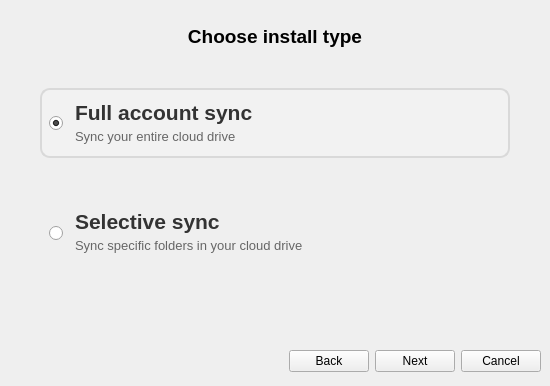
Old version of the form Source/MEGASync/gui/SetupWizard.ui in the repository meganz/MEGAsync.
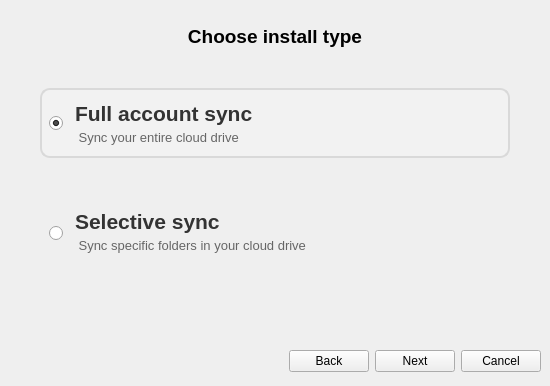
New version of the form. The open tabs and pages were chosen to show the change. Icons and pictures are not drawn.

Commit message: Fixed translation problems with the new design

Patch:
```diff
--- a/Source/MEGASync/gui/SetupWizard.ui
+++ b/Source/MEGASync/gui/SetupWizard.ui
@@ -54,7 +54,18 @@
 	background: transparent;
 }
 
+#lTypicalDesc, #lAdvancedDesc
+{
+	font-size:10pt; 
+	color:#666666;
+}
 
+#lTypicalHeader, #lAdvancedHeader
+{
+	font-size:16pt; 
+	font-weight:600; 
+	color:#333333;
+}
 
 </string>
   </property>
@@ -586,14 +597,17 @@
               <number>0</number>
              </property>
              <item>
-              <widget class="QLabel" name="label_4">
+              <widget class="QLabel" name="lTypicalHeader">
+               <property name="styleSheet">
+                <string notr="true"/>
+               </property>
                <property name="text">
-                <string>&lt;html&gt;&lt;head/&gt;&lt;body&gt;&lt;p&gt;&lt;span style=&quot; font-size:16pt; font-weight:600; color:#333333;&quot;&gt;Full account sync&lt;/span&gt;&lt;/p&gt;&lt;/body&gt;&lt;/html&gt;</string>
+                <string>Full account sync</string>
                </property>
               </widget>
              </item>
              <item>
-              <widget class="QLabel" name="lTypical">
+              <widget class="QLabel" name="lTypicalDesc">
                <property name="maximumSize">
                 <size>
                  <width>16777215</width>
@@ -609,7 +623,7 @@
                 <string notr="true"/>
                </property>
                <property name="text">
-                <string>&lt;html&gt;&lt;head/&gt;&lt;body&gt;&lt;p&gt;&lt;span style=&quot; font-size:10pt; color:#666666;&quot;&gt;Sync your entire cloud drive&lt;/span&gt;&lt;/p&gt;&lt;/body&gt;&lt;/html&gt;</string>
+                <string> Sync your entire cloud drive</string>
                </property>
                <property name="alignment">
                 <set>Qt::AlignLeading|Qt::AlignLeft|Qt::AlignVCenter</set>
@@ -695,7 +709,7 @@
               <number>0</number>
              </property>
              <item>
-              <widget class="QLabel" name="lAdvanced">
+              <widget class="QLabel" name="lAdvancedHeader">
                <property name="minimumSize">
                 <size>
                  <width>0</width>
@@ -710,20 +724,16 @@
                </property>
                <property name="font">
                 <font>
-                 <pointsize>10</pointsize>
-                 <weight>50</weight>
-                 <bold>false</bold>
+                 <pointsize>16</pointsize>
+                 <weight>75</weight>
+                 <bold>true</bold>
                 </font>
                </property>
                <property name="styleSheet">
                 <string notr="true"/>
                </property>
                <property name="text">
-                <string>&lt;!DOCTYPE HTML PUBLIC &quot;-//W3C//DTD HTML 4.0//EN&quot; &quot;http://www.w3.org/TR/REC-html40/strict.dtd&quot;&gt;
-&lt;html&gt;&lt;head&gt;&lt;meta name=&quot;qrichtext&quot; content=&quot;1&quot; /&gt;&lt;style type=&quot;text/css&quot;&gt;
-p, li { white-space: pre-wrap; }
-&lt;/style&gt;&lt;/head&gt;&lt;body style=&quot; font-family:'MS Shell Dlg 2'; font-size:8pt; font-weight:400; font-style:normal;&quot;&gt;
-&lt;p style=&quot; margin-top:12px; margin-bottom:12px; margin-left:0px; margin-right:0px; -qt-block-indent:0; text-indent:0px;&quot;&gt;&lt;span style=&quot; font-size:16pt; font-weight:600; color:#333333;&quot;&gt;Selective sync&lt;/span&gt;&lt;/p&gt;&lt;/body&gt;&lt;/html&gt;</string>
+                <string>Selective sync</string>
                </property>
                <property name="alignment">
                 <set>Qt::AlignLeading|Qt::AlignLeft|Qt::AlignVCenter</set>
@@ -731,13 +741,13 @@
               </widget>
              </item>
              <item>
-              <widget class="QLabel" name="label_3">
+              <widget class="QLabel" name="lAdvancedDesc">
+               <property name="styleSheet">
+                <string notr="true">
+</string>
+               </property>
                <property name="text">
-                <string>&lt;!DOCTYPE HTML PUBLIC &quot;-//W3C//DTD HTML 4.0//EN&quot; &quot;http://www.w3.org/TR/REC-html40/strict.dtd&quot;&gt;
-&lt;html&gt;&lt;head&gt;&lt;meta name=&quot;qrichtext&quot; content=&quot;1&quot; /&gt;&lt;style type=&quot;text/css&quot;&gt;
-p, li { white-space: pre-wrap; }
-&lt;/style&gt;&lt;/head&gt;&lt;body style=&quot; font-family:'MS Shell Dlg 2'; font-size:8pt; font-weight:400; font-style:normal;&quot;&gt;
-&lt;p style=&quot; margin-top:12px; margin-bottom:12px; margin-left:0px; margin-right:0px; -qt-block-indent:0; text-indent:0px;&quot;&gt;&lt;span style=&quot; font-size:10pt; color:#666666;&quot;&gt;Sync specific folders in your cloud drive&lt;/span&gt;&lt;/p&gt;&lt;/body&gt;&lt;/html&gt;</string>
+                <string> Sync specific folders in your cloud drive</string>
                </property>
               </widget>
              </item>
```
The commit also changes 1 other file.
